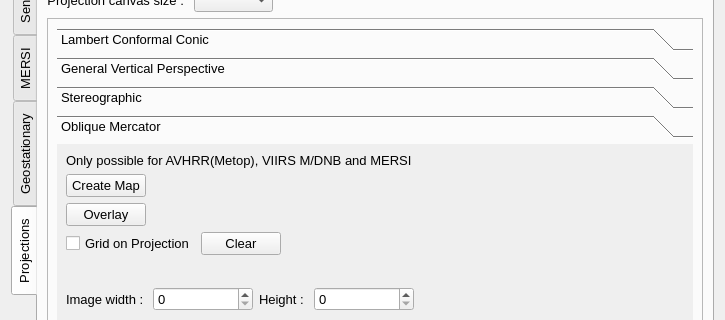
Before: the Qt Designer form core/formtoolbox.ui in hvanruys/EUMETCastView, drawn with Qt 5; both pictures show x 0 to 725 and y 273 to 593 of the 725 by 1496 pixel window.
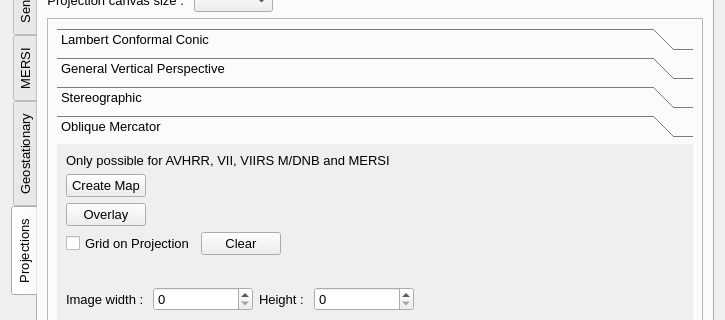
After: the same form once the commit is applied. The open tabs and pages were chosen to show the change. Custom widgets are drawn as their Qt base class.

Commit message:
Name VII in the Oblique Mercator label
The projection is available for VII segments as well, so say so instead
of naming AVHRR alone as Metop's.

The rest is Designer state that came along with the edit: the toolbox
opens on the Projections tab and its Oblique Mercator page, and that
page carries the design size it was laid out at.

Claude-Session: https://claude.ai/code/session_01VmW9FK6Bqb2a6f4keZk8k3

Patch:
```diff
--- a/core/formtoolbox.ui
+++ b/core/formtoolbox.ui
@@ -8708,8 +8708,8 @@
                 <rect>
                  <x>0</x>
                  <y>0</y>
-                 <width>480</width>
-                 <height>252</height>
+                 <width>615</width>
+                 <height>505</height>
                 </rect>
                </property>
                <attribute name="label">
@@ -8719,7 +8719,7 @@
                 <item>
                  <widget class="QLabel" name="label_70">
                   <property name="text">
-                   <string>Only possible for AVHRR(Metop), VIIRS M/DNB and MERSI</string>
+                   <string>Only possible for AVHRR, VII, VIIRS M/DNB and MERSI</string>
                   </property>
                  </widget>
                 </item>
```
Left out of the diff: 4 changed lines with no effect on the pictures.
